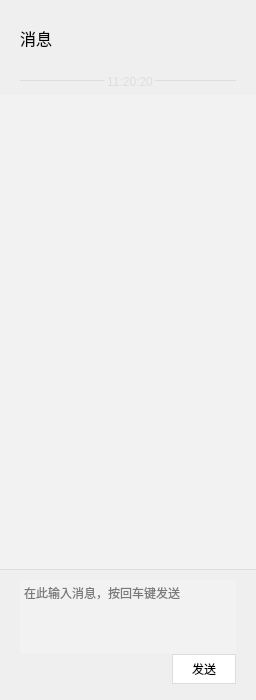
Above: TXCloudRoom/UI/IMPanel.ui from TencentVideoCloudMLVBDev/webexe_exe_source before the change. Below: the same form after it.
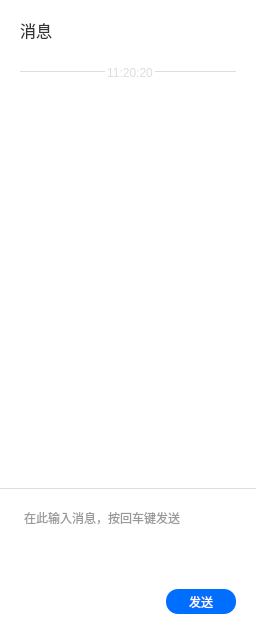
That is the form after the change. Custom widgets are drawn as their Qt base class.

The edit to the form file:
```diff
--- a/TXCloudRoom/UI/IMPanel.ui
+++ b/TXCloudRoom/UI/IMPanel.ui
@@ -7,28 +7,30 @@
     <x>0</x>
     <y>0</y>
     <width>200</width>
-    <height>700</height>
+    <height>630</height>
    </rect>
   </property>
   <property name="minimumSize">
    <size>
     <width>0</width>
-    <height>696</height>
+    <height>630</height>
    </size>
   </property>
   <property name="maximumSize">
    <size>
     <width>16777215</width>
-    <height>700</height>
+    <height>16777215</height>
    </size>
   </property>
   <property name="windowTitle">
    <string>IMPanel</string>
   </property>
-  <layout class="QVBoxLayout" name="verticalLayout_3">
-   <property name="spacing">
-    <number>0</number>
-   </property>
+  <property name="styleSheet">
+   <string notr="true">#IMPanel{
+	background: #ffffff;
+}</string>
+  </property>
+  <layout class="QGridLayout" name="gridLayout" rowstretch="0,0,0,0,0">
    <property name="leftMargin">
     <number>0</number>
    </property>
@@ -41,7 +43,7 @@
    <property name="bottomMargin">
     <number>0</number>
    </property>
-   <item>
+   <item row="0" column="0">
     <layout class="QVBoxLayout" name="verticalLayout_2">
      <property name="spacing">
       <number>0</number>
@@ -50,13 +52,25 @@
       <number>20</number>
      </property>
      <property name="topMargin">
-      <number>26</number>
+      <number>20</number>
      </property>
      <property name="bottomMargin">
-      <number>25</number>
+      <number>20</number>
      </property>
      <item>
       <widget class="QLabel" name="label_title">
+       <property name="minimumSize">
+        <size>
+         <width>0</width>
+         <height>20</height>
+        </size>
+       </property>
+       <property name="maximumSize">
+        <size>
+         <width>180</width>
+         <height>25</height>
+        </size>
+       </property>
        <property name="font">
         <font>
          <family>Microsoft YaHei</family>
@@ -68,7 +82,7 @@
        </property>
        <property name="styleSheet">
         <string notr="true">font: 12pt &quot;Microsoft YaHei&quot;;
-color: #000000;</string>
+color: #333333;</string>
        </property>
        <property name="text">
         <string>消息</string>
@@ -77,7 +91,7 @@
      </item>
     </layout>
    </item>
-   <item>
+   <item row="1" column="0">
     <layout class="QVBoxLayout" name="verticalLayout_4">
      <property name="leftMargin">
       <number>20</number>
@@ -90,6 +104,12 @@
      </property>
      <item>
       <widget class="QGroupBox" name="groupBoxTime">
+       <property name="maximumSize">
+        <size>
+         <width>16777215</width>
+         <height>16777215</height>
+        </size>
+       </property>
        <property name="styleSheet">
         <string notr="true">QGroupBox{
 	border: none;
@@ -110,7 +130,7 @@
      </item>
     </layout>
    </item>
-   <item>
+   <item row="2" column="0">
     <widget class="QListWidget" name="lw_msg_list">
      <property name="sizePolicy">
       <sizepolicy hsizetype="Fixed" vsizetype="Expanding">
@@ -118,10 +138,21 @@
        <verstretch>0</verstretch>
       </sizepolicy>
      </property>
+     <property name="minimumSize">
+      <size>
+       <width>0</width>
+       <height>390</height>
+      </size>
+     </property>
+     <property name="maximumSize">
+      <size>
+       <width>16777215</width>
+       <height>16777215</height>
+      </size>
+     </property>
      <property name="styleSheet">
       <string notr="true">#lw_msg_list{
 	border: none;
-	background: #f2f2f2;
 }</string>
      </property>
      <property name="horizontalScrollBarPolicy">
@@ -129,26 +160,7 @@
      </property>
     </widget>
    </item>
-   <item>
-    <widget class="QWidget" name="widgetLine2" native="true">
-     <property name="minimumSize">
-      <size>
-       <width>0</width>
-       <height>1</height>
-      </size>
-     </property>
-     <property name="maximumSize">
-      <size>
-       <width>16777215</width>
-       <height>1</height>
-      </size>
-     </property>
-     <property name="styleSheet">
-      <string notr="true">background: #dddddd;</string>
-     </property>
-    </widget>
-   </item>
-   <item>
+   <item row="4" column="0">
     <layout class="QVBoxLayout" name="verticalLayout">
      <property name="spacing">
       <number>0</number>
@@ -182,14 +194,14 @@
        <property name="maximumSize">
         <size>
          <width>16777215</width>
-         <height>74</height>
+         <height>100</height>
         </size>
        </property>
        <property name="styleSheet">
         <string notr="true">#tb_msg{
 	border: none;
-	background: #f2f2f2;
 	font: 9pt &quot;Microsoft YaHei&quot;;
+	color: #333333;
 }</string>
        </property>
        <property name="placeholderText">
@@ -222,21 +234,22 @@
         <widget class="QPushButton" name="btn_send">
          <property name="minimumSize">
           <size>
-           <width>64</width>
-           <height>30</height>
+           <width>70</width>
+           <height>25</height>
           </size>
          </property>
          <property name="maximumSize">
           <size>
-           <width>64</width>
-           <height>30</height>
+           <width>70</width>
+           <height>25</height>
           </size>
          </property>
          <property name="styleSheet">
           <string notr="true">QPushButton {
-	border: 1px solid #dddddd;
-	background:  #ffffff;
-	color: #000000;
+	border: none;
+	border-radius:12px;
+	background:  #006eff;
+	color: #ffffff;
 	font: 10pt &quot;Microsoft YaHei&quot;;
 }
 
@@ -246,14 +259,7 @@
 }
 
 QPushButton:pressed {
-	border: 1px solid #d2d2d2;
-	background:  #e5e5e5;
-}
-
-QPushButton:disable {
-	border: 1px solid #d5d5d5;
-	color: #bbbbbb;
-	background:  #f2f2f2;
+	background:  #0062e5;
 }</string>
          </property>
          <property name="text">
@@ -265,6 +271,25 @@
      </item>
     </layout>
    </item>
+   <item row="3" column="0">
+    <widget class="QWidget" name="widgetLine2" native="true">
+     <property name="minimumSize">
+      <size>
+       <width>0</width>
+       <height>1</height>
+      </size>
+     </property>
+     <property name="maximumSize">
+      <size>
+       <width>16777215</width>
+       <height>1</height>
+      </size>
+     </property>
+     <property name="styleSheet">
+      <string notr="true">background: #dddddd;</string>
+     </property>
+    </widget>
+   </item>
   </layout>
   <zorder>widgetLine2</zorder>
   <zorder>lw_msg_list</zorder>
```
Left out of the diff: 3 changed lines with no effect on the pictures.
